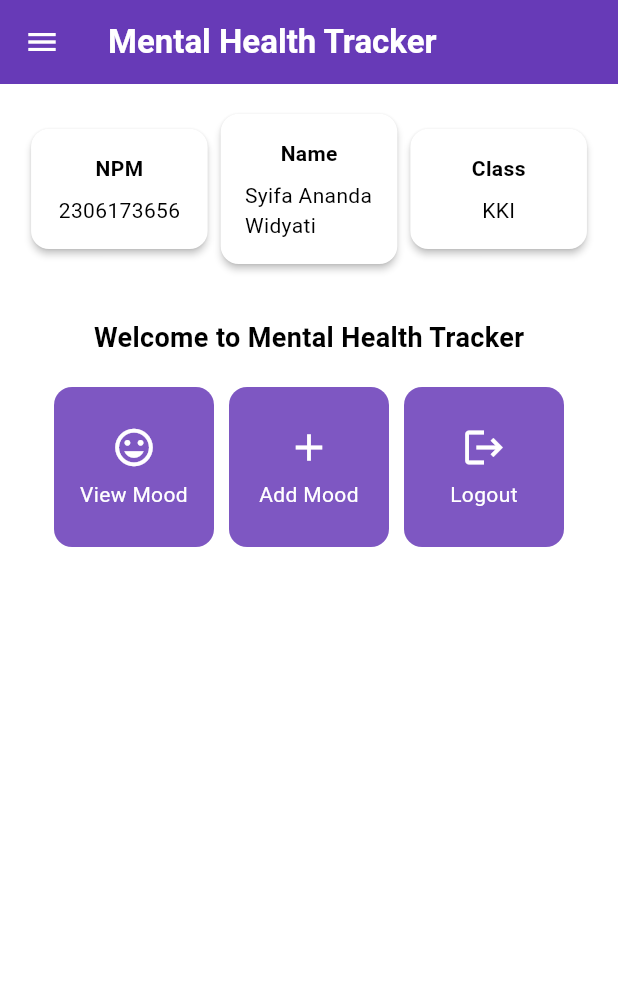
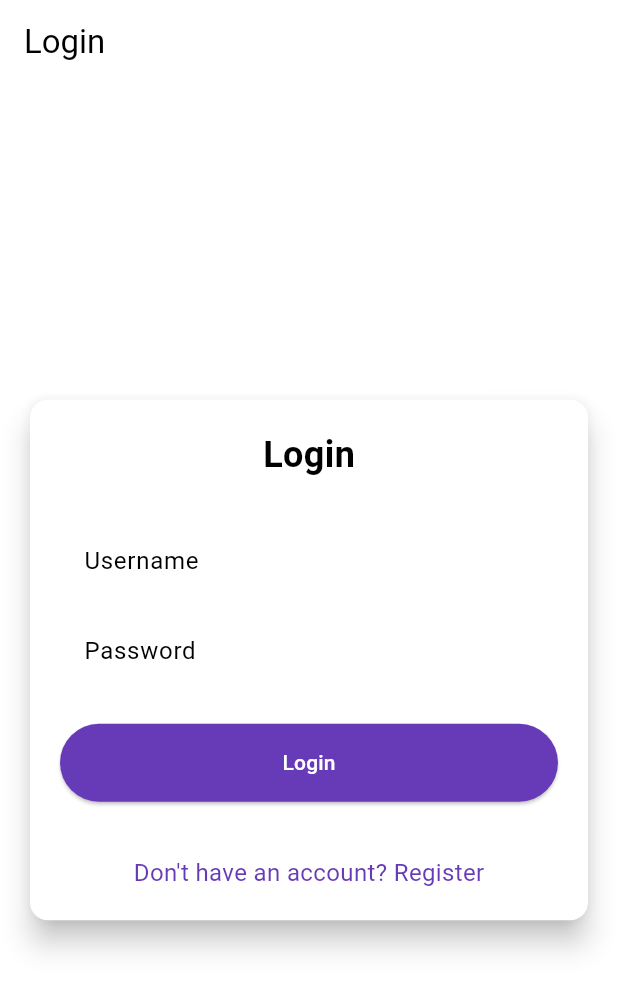
Before and after one commit to syifa-ananda/mental-health-tracker-mobile, a Flutter app: the screen it shows after launch, on a phone screen of 412 x 824 dp. Shown: the top 991 px of the screen. Run offline on Flutter 3.47's test engine with Material 3 defaults, Android fonts, the phone set to English and light mode, and no system bars; missing offline and left inert: pbp_django_auth.

Commit message:
Finished tutorial 8

```diff
--- a/lib/main.dart
+++ b/lib/main.dart
@@ -1,5 +1,8 @@
 import 'package:flutter/material.dart';
 import 'package:mental_health_tracker/screens/menu.dart';
+import 'package:pbp_django_auth/pbp_django_auth.dart';
+import 'package:provider/provider.dart';
+import 'package:mental_health_tracker/screens/login.dart';
 
 void main() {
   runApp(const MyApp());
@@ -8,32 +11,23 @@ void main() {
 class MyApp extends StatelessWidget {
   const MyApp({super.key});
 
-  // This widget is the root of your application.
   @override
   Widget build(BuildContext context) {
-    return MaterialApp(
-      title: 'Flutter Demo',
-      theme: ThemeData(
-        // This is the theme of your application.
-        //
-        // TRY THIS: Try running your application with "flutter run". You'll see
-        // the application has a purple toolbar. Then, without quitting the app,
-        // try changing the seedColor in the colorScheme below to Colors.green
-        // and then invoke "hot reload" (save your changes or press the "hot
-        // reload" button in a Flutter-supported IDE, or press "r" if you used
-        // the command line to start the app).
-        //
-        // Notice that the counter didn't reset back to zero; the application
-        // state is not lost during the reload. To reset the state, use hot
-        // restart instead.
-        //
-        // This works for code too, not just values: Most code changes can be
-        // tested with just a hot reload.
-        colorScheme: ColorScheme.fromSwatch(
-              primarySwatch: Colors.deepPurple,
-        ).copyWith(secondary: Colors.deepPurple[400]),
+    return Provider(
+      create: (_) {
+        CookieRequest request = CookieRequest();
+        return request;
+      },
+      child: MaterialApp(
+        title: 'Mental Health Tracker',
+        theme: ThemeData(
+          useMaterial3: true,
+          colorScheme: ColorScheme.fromSwatch(
+            primarySwatch: Colors.deepPurple,
+          ).copyWith(secondary: Colors.deepPurple[400]),
+        ),
+        home: LoginPage(),
       ),
-      home:  MyHomePage(),
     );
   }
 }
--- /dev/null
+++ b/lib/screens/login.dart
@@ -0,0 +1,180 @@
+import 'package:mental_health_tracker/screens/menu.dart';
+import 'package:flutter/material.dart';
+import 'package:pbp_django_auth/pbp_django_auth.dart';
+import 'package:provider/provider.dart';
+import 'package:mental_health_tracker/screens/register.dart';
+
+void main() {
+  runApp(const LoginApp());
+}
+
+class LoginApp extends StatelessWidget {
+  const LoginApp({super.key});
+
+  @override
+  Widget build(BuildContext context) {
+    return MaterialApp(
+      title: 'Login',
+      theme: ThemeData(
+        useMaterial3: true,
+        colorScheme: ColorScheme.fromSwatch(
+          primarySwatch: Colors.deepPurple,
+        ).copyWith(secondary: Colors.deepPurple[400]),
+      ),
+      home: const LoginPage(),
+    );
+  }
+}
+
+class LoginPage extends StatefulWidget {
+  const LoginPage({super.key});
+
+  @override
+  State<LoginPage> createState() => _LoginPageState();
+}
+
+class _LoginPageState extends State<LoginPage> {
+  final TextEditingController _usernameController = TextEditingController();
+  final TextEditingController _passwordController = TextEditingController();
+
+  @override
+  Widget build(BuildContext context) {
+    final request = context.watch<CookieRequest>();
+
+    return Scaffold(
+      appBar: AppBar(
+        title: const Text('Login'),
+      ),
+      body: Center(
+        child: SingleChildScrollView(
+          padding: const EdgeInsets.all(16.0),
+          child: Card(
+            elevation: 8,
+            shape: RoundedRectangleBorder(
+              borderRadius: BorderRadius.circular(12.0),
+            ),
+            child: Padding(
+              padding: const EdgeInsets.all(20.0),
+              child: Column(
+                mainAxisSize: MainAxisSize.min,
+                children: [
+                  const Text(
+                    'Login',
+                    style: TextStyle(
+                      fontSize: 24.0,
+                      fontWeight: FontWeight.bold,
+                    ),
+                  ),
+                  const SizedBox(height: 30.0),
+                  TextField(
+                    controller: _usernameController,
+                    decoration: const InputDecoration(
+                      labelText: 'Username',
+                      hintText: 'Enter your username',
+                      border: OutlineInputBorder(
+                        borderRadius: BorderRadius.all(Radius.circular(12.0)),
+                      ),
+                      contentPadding:
+                          EdgeInsets.symmetric(horizontal: 12.0, vertical: 8.0),
+                    ),
+                  ),
+                  const SizedBox(height: 12.0),
+                  TextField(
+                    controller: _passwordController,
+                    decoration: const InputDecoration(
+                      labelText: 'Password',
+                      hintText: 'Enter your password',
+                      border: OutlineInputBorder(
+                        borderRadius: BorderRadius.all(Radius.circular(12.0)),
+                      ),
+                      contentPadding:
+                          EdgeInsets.symmetric(horizontal: 12.0, vertical: 8.0),
+                    ),
+                    obscureText: true,
+                  ),
+                  const SizedBox(height: 24.0),
+                  ElevatedButton(
+                    onPressed: () async {
+                      String username = _usernameController.text;
+                      String password = _passwordController.text;
+
+		  // Check credentials
+		  // To connect the Android emulator to Django on localhost,
+		  // use the URL http://10.0.2.2/
+                      final response = await request
+                          .login("http://localhost:8000/auth/login/", {
+                        'username': username,
+                        'password': password,
+                      });
+
+                      if (request.loggedIn) {
+                        String message = response['message'];
+                        String uname = response['username'];
+                        if (context.mounted) {
+                          Navigator.pushReplacement(
+                            context,
+                            MaterialPageRoute(
+                                builder: (context) => MyHomePage()),
+                          );
+                          ScaffoldMessenger.of(context)
+                            ..hideCurrentSnackBar()
+                            ..showSnackBar(
+                              SnackBar(
+                                  content:
+                                      Text("$message Welcome, $uname.")),
+                            );
+                        }
+                      } else {
+                        if (context.mounted) {
+                          showDialog(
+                            context: context,
+                            builder: (context) => AlertDialog(
+                              title: const Text('Login Failed'),
+                              content: Text(response['message']),
+                              actions: [
+                                TextButton(
+                                  child: const Text('OK'),
+                                  onPressed: () {
+                                    Navigator.pop(context);
+                                  },
+                                ),
+                              ],
+                            ),
+                          );
+                        }
+                      }
+                    },
+                    style: ElevatedButton.styleFrom(
+                      foregroundColor: Colors.white,
+                      minimumSize: Size(double.infinity, 50),
+                      backgroundColor: Theme.of(context).colorScheme.primary,
+                      padding: const EdgeInsets.symmetric(vertical: 16.0),
+                    ),
+                    child: const Text('Login'),
+                  ),
+                  const SizedBox(height: 36.0),
+                  GestureDetector(
+                    onTap: () {
+                      Navigator.push(
+                        context,
+                        MaterialPageRoute(
+                            builder: (context) => const RegisterPage()),
+                      );
+                    },
+                    child: Text(
+                      'Don\'t have an account? Register',
+                      style: TextStyle(
+                        color: Theme.of(context).colorScheme.primary,
+                        fontSize: 16.0,
+                      ),
+                    ),
+                  ),
+                ],
+              ),
+            ),
+          ),
+        ),
+      ),
+    );
+  }
+}
--- a/pubspec.yaml
+++ b/pubspec.yaml
@@ -35,6 +35,9 @@ dependencies:
   # The following adds the Cupertino Icons font to your application.
   # Use with the CupertinoIcons class for iOS style icons.
   cupertino_icons: ^1.0.8
+  provider: ^6.1.2
+  pbp_django_auth: ^0.4.0
+  http: ^1.2.2
 
 dev_dependencies:
   flutter_test:
```
Also changed, not shown: lib/models/mood_entry.dart (added, +65 -0 lines), lib/screens/list_moodentry.dart (added, +85 -0 lines), lib/screens/moodentry_form.dart (+32 -29 lines), lib/screens/register.dart (added, +165 -0 lines), lib/widgets/left_drawer.dart (+9 -10 lines), lib/widgets/mood_card.dart (+47 -16 lines), pubspec.lock, 2 other files.
